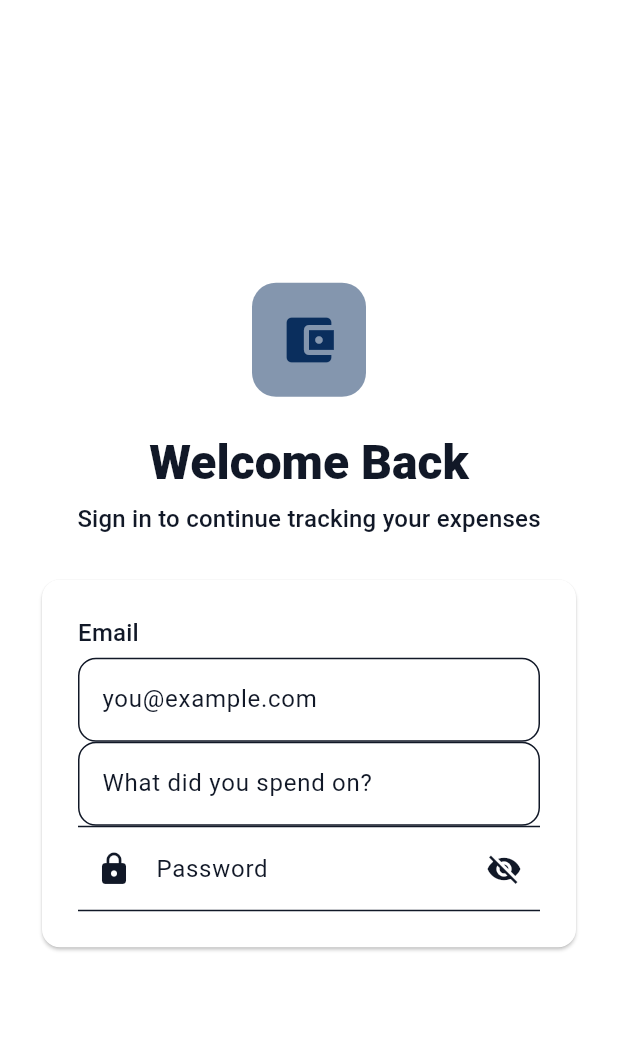
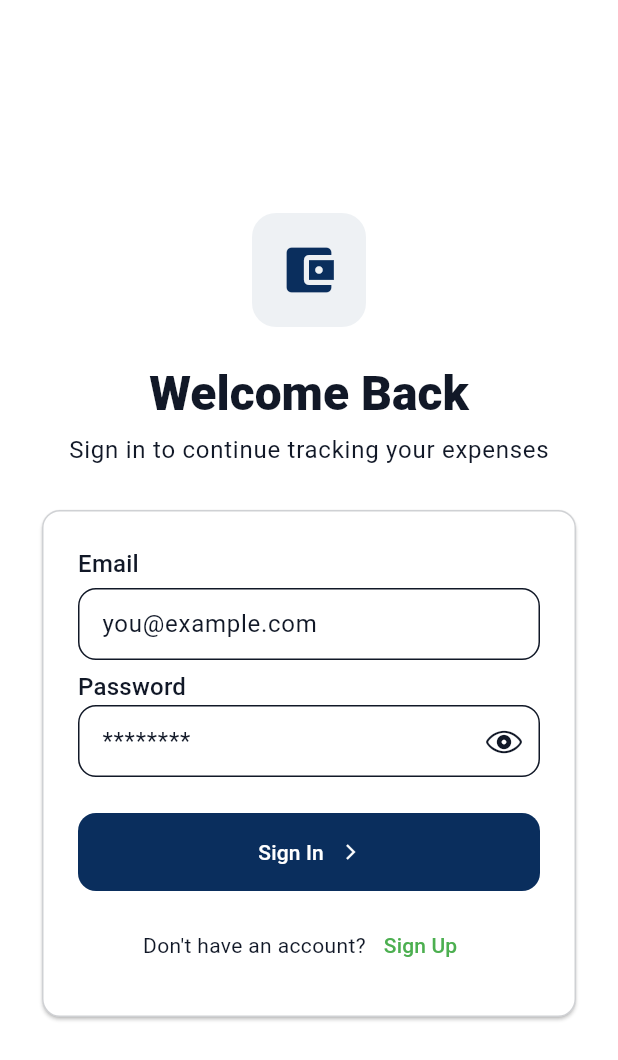
Before and after one commit to crystalz05/expense_tracker_flutter_app, a Flutter app: the screen it shows after launch, on a phone screen of 412 x 824 dp. Shown: the top 1060 px of the screen. Run offline on Flutter 3.47's test engine with Material 3 defaults, Android fonts, the light colour scheme and no system bars; our stand-ins replace connectivity_plus, dartz, equatable, floor, flutter_bloc, get_it and 5 more; accounts and stored records are empty; generated files the repository leaves out were written again.

Commit message:
Add signup page and implement routing; enhance login page with validation

```diff
--- a/lib/core/colors/colors.dart
+++ b/lib/core/colors/colors.dart
@@ -8,6 +8,8 @@ const lightColorScheme = ColorScheme(
 
   secondary: Color(0xFF2563EB),
   onSecondary: Colors.white,
+
+  surfaceContainer: Color(0xFFEEF1F4),
 
   surface: Colors.white,
   onSurface: Color(0xFF111827),
@@ -25,6 +27,7 @@ const darkColorScheme = ColorScheme(
   secondary: Color(0xFF38BDF8),
   onSecondary: Color(0xFF020617),
 
+  surfaceContainer: Color(0xFF1B2742),
 
   surface: Color(0xFF0F172A),
   onSurface: Color(0xFFE5E7EB),
--- /dev/null
+++ b/lib/core/navigation/app_router.dart
@@ -0,0 +1,28 @@
+
+import 'package:expenses_tracker_app/features/auth/presentation/pages/login_page.dart';
+import 'package:expenses_tracker_app/features/auth/presentation/pages/signup_page.dart';
+import 'package:expenses_tracker_app/features/auth/presentation/pages/splash_page.dart';
+import 'package:expenses_tracker_app/features/expenses/presentation/pages/main_page.dart';
+import 'package:go_router/go_router.dart';
+
+final GoRouter router = GoRouter(
+  initialLocation: '/login',
+    routes: [
+      GoRoute(
+          path: '/splash',
+          builder: (context, state) => const SplashPage(),
+      ),
+      GoRoute(
+        path: '/login',
+        builder: (context, state) => const LoginPage(),
+      ),
+      GoRoute(
+        path: '/signup',
+        builder: (context, state) => const SignupPage(),
+      ),
+      GoRoute(
+        path: '/main-page',
+        builder: (context, state) => const MainPage(),
+      )
+    ]
+);
--- a/lib/features/auth/presentation/pages/login_page.dart
+++ b/lib/features/auth/presentation/pages/login_page.dart
@@ -54,7 +54,7 @@ class _LoginPageState extends State<LoginPage> {
               );
             }
             if (state is AuthAuthenticated) {
-              //TODO NAVIGATE TO MAIN PAGE
+              context.go("/main-page");
             }
           }, builder: (BuildContext context, AuthState state) {
 
@@ -72,7 +72,7 @@ class _LoginPageState extends State<LoginPage> {
                           Container(
                             padding: EdgeInsets.all(18),
                             decoration: BoxDecoration(
-                                color: Theme.of(context).colorScheme.primaryContainer.withValues(alpha: 0.5),
+                                color: Theme.of(context).colorScheme.surfaceContainer,
                                 borderRadius: BorderRadius.circular(16)
                             ),
                             child: Icon(
@@ -85,10 +85,14 @@ class _LoginPageState extends State<LoginPage> {
                           SizedBox(height: 24),
                           Text("Welcome Back", style: Theme.of(context).textTheme.headlineLarge?.copyWith(fontWeight: FontWeight.w800)),
                           SizedBox(height: 6),
-                          Text("Sign in to continue tracking your expenses", style: Theme.of(context).textTheme.titleMedium),
+                          Text("Sign in to continue tracking your expenses", style: Theme.of(context).textTheme.bodyLarge),
                           SizedBox(height: 24),
                           Card(
                             color: Theme.of(context).colorScheme.surface,
+                            shape: RoundedRectangleBorder(
+                                borderRadius: BorderRadiusGeometry.all(Radius.circular(12)),
+                                side: BorderSide(color: Theme.of(context)
+                                    .colorScheme.outline.withValues(alpha: 0.2))),
                             child: Padding(
                               padding: EdgeInsets.all(24),
                               child: Column(
@@ -102,55 +106,86 @@ class _LoginPageState extends State<LoginPage> {
                                     keyboardType: TextInputType.emailAddress,
                                     decoration: InputDecoration(
                                         hintText: "you@example.com",
+                                        contentPadding: EdgeInsets.symmetric(horizontal: 12),
                                         border: OutlineInputBorder(borderRadius: BorderRadius.circular(12))
                                     ),
                                     validator: (value) {
-                                        if (value == null || value.isEmpty) {
-                                          return 'Please enter your email';
-                                        }
+                                      if (value?.isEmpty ?? true) return 'Please enter your email';
+                                      if (!value!.contains('@')) return 'Invalid email';
                                       return null;
                                     },
+                                    enabled: !isLoading,
                                   ),
-
-                                    TextField(
-                                      controller: _emailController,
-                                      maxLines: 1,
-                                      decoration: InputDecoration(
-                                        hintText: "What did you spend on?",
-                                        border: OutlineInputBorder(borderRadius: BorderRadius.circular(12),
-                                        ),
-                                      ),
-                                      textCapitalization: TextCapitalization.sentences,
-                                    ),
-                                    Divider(height: 1),
+                                  SizedBox(height: 6),
+                                  Text("Password", style: Theme.of(context).textTheme.titleMedium),
                                   TextFormField(
                                     controller: _passwordController,
-                                      obscureText: !_obscurePassword,
+                                    obscureText: _obscurePassword,
+                                    keyboardType: TextInputType.emailAddress,
                                     decoration: InputDecoration(
-                                        labelText: 'Password',
-                                        prefixIcon: Icon(Icons.lock),
-                                        suffixIcon: IconButton(
-                                          icon: Icon(
-                                            _obscurePassword ? Icons.visibility : Icons.visibility_off,
-                                          ),
-                                          onPressed: () {
+                                        hintText: "********",
+                                        suffixIcon: IconButton(onPressed: (){
                                           setState(() {
                                             _obscurePassword = !_obscurePassword;
                                           });
+                                        }, icon: _obscurePassword ? Icon(CupertinoIcons.eye_slash) : Icon(CupertinoIcons.eye)),
+                                        contentPadding: EdgeInsets.symmetric(horizontal: 12),
+                                        border: OutlineInputBorder(borderRadius: BorderRadius.circular(12))
+                                    ),
+                                    validator: (value) {
+                                      if (value?.isEmpty ?? true) return 'Required';
+                                      if (value!.length < 6) return 'Minimum 6 characters';
+                                      return null;
                                     },
+                                    enabled: !isLoading,
+                                  ),
+                                  SizedBox(height: 24,),
+                                  SizedBox(
+                                    width: double.infinity,
+                                    child: ElevatedButton(
+                                        style: ButtonStyle(
+                                            foregroundColor: WidgetStatePropertyAll(Theme.of(context).colorScheme.onPrimary) ,
+                                            elevation: WidgetStatePropertyAll(0),
+                                            padding: WidgetStatePropertyAll(EdgeInsetsGeometry.symmetric(vertical: 16)),
+                                            backgroundColor: WidgetStatePropertyAll(Theme.of(context).colorScheme.primary),
+                                            shape: WidgetStatePropertyAll(
+                                                RoundedRectangleBorder(borderRadius: BorderRadius.circular(12))
+                                            ) ),
+                                        onPressed: (){
+                                          isLoading ? null : _signIn;
+                                          _signIn();
+                                        },
+                                        child: isLoading
+                                            ? SizedBox(
+                                          height: 20,
+                                          width: 20,
+                                          child: CircularProgressIndicator(strokeWidth: 2, color: Theme.of(context).colorScheme.onPrimary,),
+                                        ) : Row(
+                                          mainAxisAlignment: MainAxisAlignment.center,
+                                          children: [
+                                            Text("Sign In"),
+                                            SizedBox(width: 12,),
+                                            Icon(Icons.arrow_forward_ios, size: 12,)
+                                          ],
+                                        )),
+                                  ),
+                                  SizedBox(height: 12,),
+                                  SizedBox(
+                                      width: double.infinity,
+                                      child: Row(
+                                        mainAxisAlignment: MainAxisAlignment.center,
+                                        children: [
+                                          Text("Don't have an account?"),
+                                          TextButton(onPressed: isLoading ? null :  (){
+                                            context.go('/signup');
+                                          }, child: Text("Sign Up", style: TextStyle(color: Colors.green),))
+                                        ],
+                                      )
+                                  )
+                                ],
                               ),
                             ),
-                                      validator: (value) {
-                                        if (value == null || value.isEmpty) {
-                                          return 'Please enter your password';
-                                        }
-                                        return null;
-                                      },
                           ),
-                                  ],
-                                ),
-                              )
-                          )
                         ],
                       )
                   ),
--- a/lib/features/expenses/presentation/pages/main_page.dart
+++ b/lib/features/expenses/presentation/pages/main_page.dart
@@ -1,8 +1,11 @@
 
+import 'package:expenses_tracker_app/features/expenses/presentation/bloc/expense_bloc.dart';
+import 'package:expenses_tracker_app/features/expenses/presentation/bloc/expense_event.dart';
 import 'package:expenses_tracker_app/features/expenses/presentation/pages/add_expense_page.dart';
 import 'package:expenses_tracker_app/features/expenses/presentation/pages/expenses_history_page.dart';
 import 'package:expenses_tracker_app/features/expenses/presentation/pages/settings_page.dart';
 import 'package:flutter/material.dart';
+import 'package:flutter_bloc/flutter_bloc.dart';
 
 import 'home_page.dart';
 
@@ -29,6 +32,7 @@ class _MainPage extends State<MainPage>{
   @override
   void initState() {
     super.initState();
+    context.read<ExpenseBloc>().add(LoadExpensesEvent());
 
     // Initialize pages here after 'this' is available
     pages = [
@@ -44,10 +48,10 @@ class _MainPage extends State<MainPage>{
   @override
   Widget build(BuildContext context) {
     return Scaffold(
-      backgroundColor: Theme.of(context).colorScheme.surfaceContainer,
       body: SafeArea(child: pages[currentIndex]),
       bottomNavigationBar: NavigationBarTheme(
           data: NavigationBarThemeData(
+            backgroundColor: Theme.of(context).colorScheme.surface,
               labelTextStyle: WidgetStateProperty.resolveWith((states){
                 if(states.contains(WidgetState.selected)){
                   return TextStyle(
--- a/lib/main.dart
+++ b/lib/main.dart
@@ -1,8 +1,10 @@
 import 'package:expenses_tracker_app/core/colors/colors.dart';
+import 'package:expenses_tracker_app/core/navigation/app_router.dart';
 import 'package:expenses_tracker_app/core/presentation/cubit/budget_cubit.dart';
 import 'package:expenses_tracker_app/core/presentation/cubit/theme_cubit.dart';
 import 'package:expenses_tracker_app/features/auth/presentation/bloc/auth_bloc.dart';
 import 'package:expenses_tracker_app/features/auth/presentation/pages/login_page.dart';
+import 'package:expenses_tracker_app/features/auth/presentation/pages/signup_page.dart';
 import 'package:expenses_tracker_app/features/auth/presentation/pages/splash_page.dart';
 import 'package:expenses_tracker_app/features/expenses/presentation/bloc/expense_bloc.dart';
 import 'package:expenses_tracker_app/features/expenses/presentation/bloc/expense_event.dart';
@@ -45,7 +47,22 @@ class MyApp extends StatelessWidget {
   Widget build(BuildContext context) {
     return BlocBuilder<ThemeCubit, ThemeState>(
       builder: (context, state) {
-        return MaterialApp(
+        // return MaterialApp(
+        //     title: 'Tyro Spend Wise',
+        //     theme: ThemeData(
+        //         useMaterial3: true,
+        //         colorScheme: lightColorScheme,
+        //         scaffoldBackgroundColor: lightColorScheme.surface
+        //     ),
+        //     darkTheme: ThemeData(
+        //         useMaterial3: true,
+        //         colorScheme: darkColorScheme,
+        //         scaffoldBackgroundColor: darkColorScheme.surface
+        //     ),
+        //     themeMode: context.read<ThemeCubit>().themeMode,
+        //     home: SignupPage()
+        // );
+        return MaterialApp.router(
           title: 'Tyro Spend Wise',
           theme: ThemeData(
               useMaterial3: true,
@@ -58,7 +75,7 @@ class MyApp extends StatelessWidget {
               scaffoldBackgroundColor: darkColorScheme.surface
           ),
           themeMode: context.read<ThemeCubit>().themeMode,
-            home: LoginPage()
+          routerConfig: router,
         );
       },
     );
```
Also changed, not shown: lib/features/auth/presentation/pages/signup_page.dart (+249 -0 lines). Lines whose indentation alone changed are shown as unchanged.
